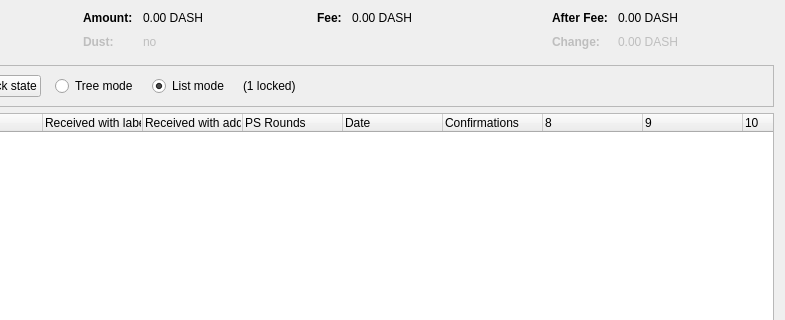
Qt form src/qt/forms/coincontroldialog.ui (Pigeoncoin/pigeoncoin) before a commit; both pictures show x 169 to 954 and y 0 to 320 of the 954 by 500 pixel window.
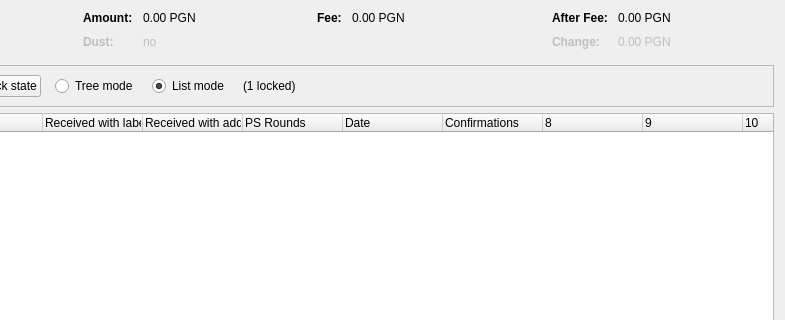
The same form after that commit. Custom widgets are drawn as their Qt base class.

Commit message:
PGN dash consensus fork
Add pgn algo and genesis code

Get headers sync working

Changes to get syncing on PGN Testnet

to Pigeon Core and PGN

More pgn changes on files and references

tDASH to tPGN and other misc unit updates

Dash address to Pigeon address

[Qt/RPC] Dash address to Pigeon address part 2

```diff
--- a/src/qt/forms/coincontroldialog.ui
+++ b/src/qt/forms/coincontroldialog.ui
@@ -132,7 +132,7 @@
           <enum>Qt::ActionsContextMenu</enum>
          </property>
          <property name="text">
-          <string notr="true">0.00 DASH</string>
+          <string notr="true">0.00 PGN</string>
          </property>
          <property name="textInteractionFlags">
           <set>Qt::LinksAccessibleByMouse|Qt::TextSelectableByKeyboard|Qt::TextSelectableByMouse</set>
@@ -212,7 +212,7 @@
           <enum>Qt::ActionsContextMenu</enum>
          </property>
          <property name="text">
-          <string notr="true">0.00 DASH</string>
+          <string notr="true">0.00 PGN</string>
          </property>
          <property name="textInteractionFlags">
           <set>Qt::LinksAccessibleByMouse|Qt::TextSelectableByKeyboard|Qt::TextSelectableByMouse</set>
@@ -257,7 +257,7 @@
           <enum>Qt::ActionsContextMenu</enum>
          </property>
          <property name="text">
-          <string notr="true">0.00 DASH</string>
+          <string notr="true">0.00 PGN</string>
          </property>
          <property name="textInteractionFlags">
           <set>Qt::LinksAccessibleByMouse|Qt::TextSelectableByKeyboard|Qt::TextSelectableByMouse</set>
@@ -292,7 +292,7 @@
           <enum>Qt::ActionsContextMenu</enum>
          </property>
          <property name="text">
-          <string notr="true">0.00 DASH</string>
+          <string notr="true">0.00 PGN</string>
          </property>
          <property name="textInteractionFlags">
           <set>Qt::LinksAccessibleByMouse|Qt::TextSelectableByKeyboard|Qt::TextSelectableByMouse</set>
```
The commit also changes 469 other files.
